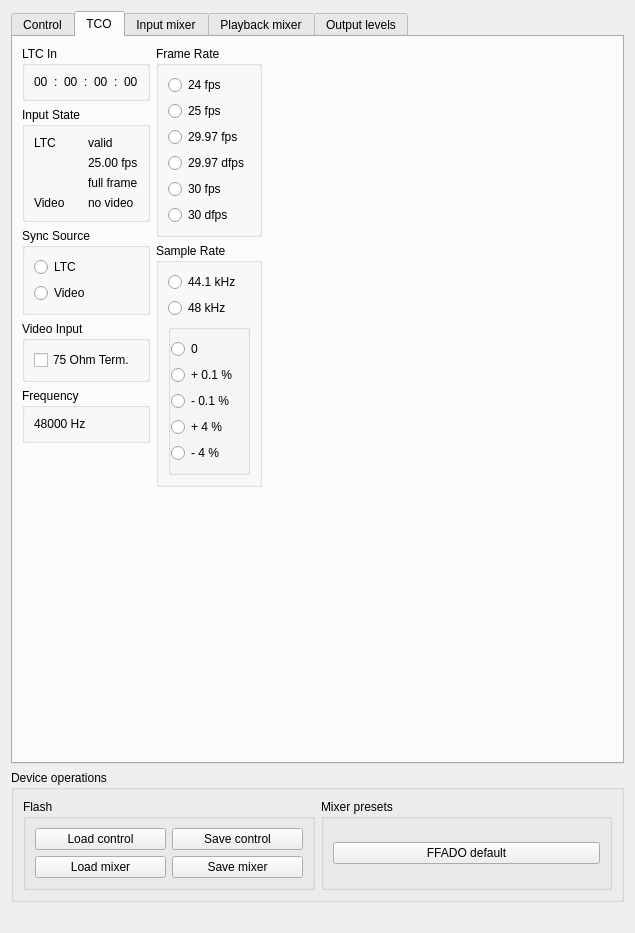
Qt form support/mixer-qt4/ffado/mixer/rme.ui (ojsl1/libffado) before a commit.
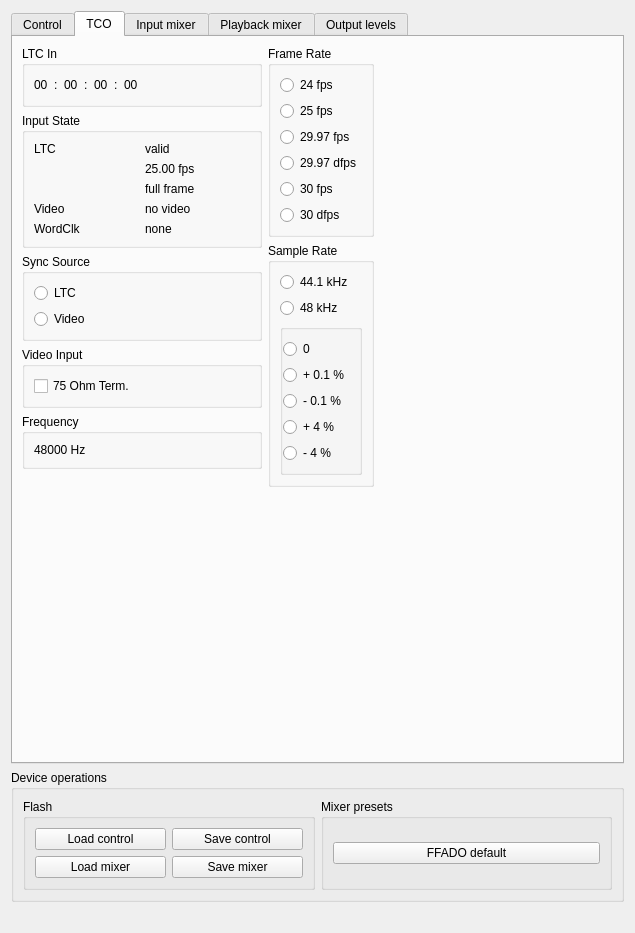
The same form after that commit. The open tabs and pages were chosen to show the change.

Commit message: rme: report word clock TCO input status via ffado-mixer.

The edit to the form file:
```diff
--- a/support/mixer-qt4/ffado/mixer/rme.ui
+++ b/support/mixer-qt4/ffado/mixer/rme.ui
@@ -1238,6 +1238,19 @@
               </item>
              </layout>
             </item>
+            <item>
+             <spacer name="horizontalSpacer_2">
+              <property name="orientation">
+               <enum>Qt::Horizontal</enum>
+              </property>
+              <property name="sizeHint" stdset="0">
+               <size>
+                <width>40</width>
+                <height>20</height>
+               </size>
+              </property>
+             </spacer>
+            </item>
            </layout>
           </widget>
          </item>
@@ -1327,6 +1340,20 @@
               </property>
              </widget>
             </item>
+            <item row="4" column="0">
+             <widget class="QLabel" name="label_6">
+              <property name="text">
+               <string>WordClk</string>
+              </property>
+             </widget>
+            </item>
+            <item row="4" column="1">
+             <widget class="QLabel" name="state_word_clk">
+              <property name="text">
+               <string>none</string>
+              </property>
+             </widget>
+            </item>
            </layout>
           </widget>
          </item>
```
The commit also changes 6 other files.
